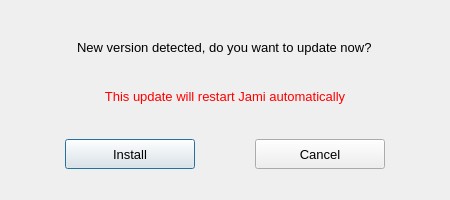
savoirfairelinux/jami-client-windows, file updateconfirmdialog.ui: the form before one commit.
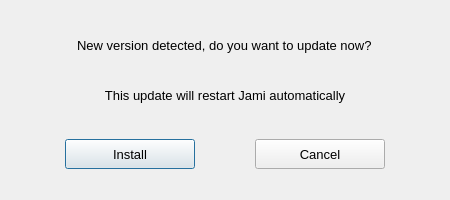
The form after the commit.

Patch:
```diff
--- a/updateconfirmdialog.ui
+++ b/updateconfirmdialog.ui
@@ -88,7 +88,25 @@
      </property>
     </spacer>
    </item>
-   <item alignment="Qt::AlignHCenter">
+   <item>
+    <layout class="QHBoxLayout" name="horizontalLayout_2">
+     <property name="spacing">
+      <number>0</number>
+     </property>
+     <item>
+      <spacer name="horizontalSpacer_4">
+       <property name="orientation">
+        <enum>Qt::Horizontal</enum>
+       </property>
+       <property name="sizeHint" stdset="0">
+        <size>
+         <width>10</width>
+         <height>20</height>
+        </size>
+       </property>
+      </spacer>
+     </item>
+     <item>
     <widget class="QLabel" name="labelWarning">
      <property name="sizePolicy">
       <sizepolicy hsizetype="Fixed" vsizetype="Expanding">
@@ -107,22 +125,34 @@
        <pointsize>10</pointsize>
       </font>
      </property>
-     <property name="styleSheet">
-      <string notr="true">color: red;</string>
-     </property>
      <property name="text">
-      <string>This update will restart Jami automatically</string>
+        <string>&lt;html&gt;&lt;head/&gt;&lt;body&gt;&lt;p&gt;This update will restart Jami automatically&lt;/p&gt;&lt;/body&gt;&lt;/html&gt;</string>
      </property>
      <property name="alignment">
       <set>Qt::AlignCenter</set>
      </property>
      <property name="wordWrap">
-      <bool>true</bool>
+        <bool>false</bool>
      </property>
      <property name="margin">
       <number>3</number>
      </property>
     </widget>
+     </item>
+     <item>
+      <spacer name="horizontalSpacer_5">
+       <property name="orientation">
+        <enum>Qt::Horizontal</enum>
+       </property>
+       <property name="sizeHint" stdset="0">
+        <size>
+         <width>10</width>
+         <height>20</height>
+        </size>
+       </property>
+      </spacer>
+     </item>
+    </layout>
    </item>
    <item>
     <spacer name="verticalSpacer_2">
```
Lines whose indentation alone changed are shown as unchanged.
